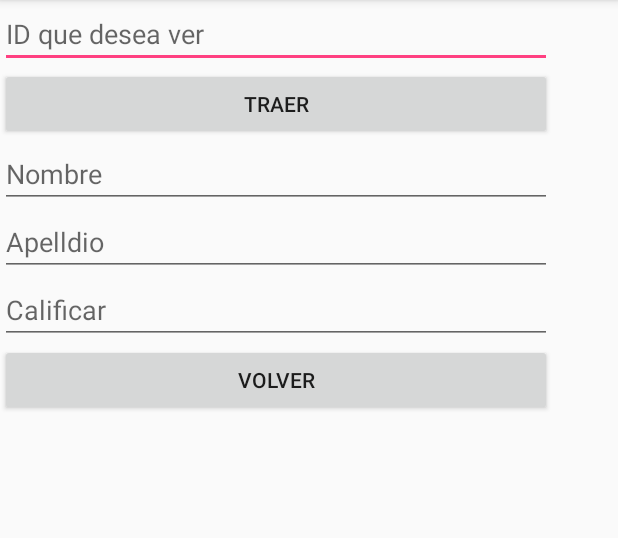
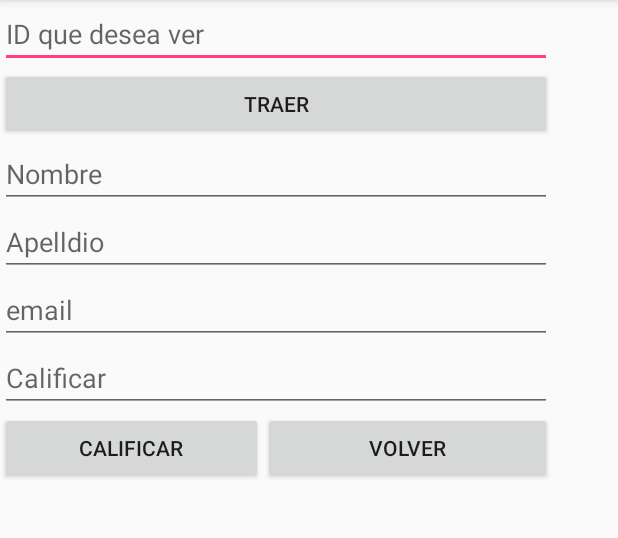
Before and after one commit to tatianEsponda/parcial, an Android app: the ActivityListaad screen opened directly, with no data from a screen before it, on a phone screen of 412 x 824 dp, the part 84-622 px from its top. Run offline under Robolectric (Android 15) with nearby library versions, the phone set to English and light mode, and no system bars; our stand-ins replace Firebase (no records; nobody signed in at launch, a user with empty details on screens opened directly).

Commit message:
Calificar

```diff
--- a/app/src/main/java/com/example/tatiana/parcial/ActivityListaad.java
+++ b/app/src/main/java/com/example/tatiana/parcial/ActivityListaad.java
@@ -12,8 +12,8 @@ import com.google.firebase.database.FirebaseDatabase;
 import com.google.firebase.database.ValueEventListener;
 
 public class ActivityListaad extends AppCompatActivity {
-    EditText Nomb,ape,iden;
-
+    EditText Nomb,ape,ema,iden,nota;
+     String dato="";
 
     @Override
     protected void onCreate(Bundle savedInstanceState) {
@@ -21,6 +21,9 @@ public class ActivityListaad extends AppCompatActivity {
         setContentView(R.layout.activity_listaad);
         Nomb=(EditText)findViewById(R.id.ediNomb);
         ape=(EditText)findViewById(R.id.ediape);
+        ema=(EditText)findViewById(R.id.ediemail);
+        nota=(EditText) findViewById(R.id.edinota); // obtenemos la nota
+
         iden=(EditText) findViewById(R.id.edidato);// obtenemos lo que hay en texto identificacion
 
     }
@@ -28,16 +31,19 @@ public class ActivityListaad extends AppCompatActivity {
 
 
     public void leer(View b){
-        String dato= iden.getText().toString().trim();  // lo que tenemos en  iden lo guardamos en dato es decir la identificacino
+         dato= iden.getText().toString().trim();  // lo que tenemos en  iden lo guardamos en dato es decir la identificacino
+
+
         FirebaseDatabase data =FirebaseDatabase.getInstance();
-        DatabaseReference myRef=data.getReference("Usuario").child(dato); //-Nos vamos a la referencia  usuario y la identificacion que  ingresamos
+        final DatabaseReference myRef=data.getReference("Usuario").child(dato); //-Nos vamos a la referencia  usuario y la identificacion que  ingresamos
 
         myRef.addValueEventListener(new ValueEventListener() {
             @Override
             public void onDataChange(DataSnapshot dataSnapshot) { // con ondata se muestra el resultado en casa de que es haga un cambio el automatimante nos lo envia modificado
                 Nomb.setText(dataSnapshot.child("Nombre").getValue().toString()); // en el texto nombre agregamos lo que haya en nombre de la identificacion ingresada
                 ape.setText(dataSnapshot.child("Apellido").getValue().toString());// igual pero con el apellido
-
+                ema.setText(dataSnapshot.child("Email").getValue().toString());//     ""   ""   "" email
+                nota.setText(dataSnapshot.child("Nota").getValue().toString());
             }
 
             @Override
@@ -47,4 +53,12 @@ public class ActivityListaad extends AppCompatActivity {
         });
     }
 
+    public void calificacion(View c){
+        String notas= nota.getText().toString().trim(); //  metemos la nota en un string not
+        FirebaseDatabase data =FirebaseDatabase.getInstance();
+        final DatabaseReference myRef=data.getReference("Usuario").child(dato); //-Nos vamos a la referencia  usuario y la identificacion que  ingresamos
+
+        myRef.child("Nota").setValue(notas);
+    }
+
 }
--- a/app/src/main/java/com/example/tatiana/parcial/Usuario.java
+++ b/app/src/main/java/com/example/tatiana/parcial/Usuario.java
@@ -2,14 +2,15 @@ package com.example.tatiana.parcial;
 
 
 public class Usuario {
-    public String Identificacion,Nombre,Apellido,Email,Tipo,Contraseña;
+    public String Identificacion,Nombre,Apellido,Email,Tipo,Contraseña,Nota;
 
-    public Usuario(String Identificaion,String Nombre,String Apellido,String Direccion,String Tipo,String Contraseña){
+    public Usuario(String Identificaion,String Nombre,String Apellido,String Direccion,String Tipo,String Contraseña,String Nota){
         this.Identificacion=Identificaion;
         this.Nombre=Nombre;
         this.Apellido=Apellido;
         this.Email=Direccion;
         this.Tipo=Tipo;
         this.Contraseña=Contraseña;
+        this.Nota=Nota;
     }
 }
--- a/app/src/main/res/layout/activity_listaad.xml
+++ b/app/src/main/res/layout/activity_listaad.xml
@@ -47,18 +47,41 @@
         android:inputType="textPersonName" />
 
     <EditText
-        android:id="@+id/editText"
+        android:id="@+id/ediemail"
+        android:layout_width="match_parent"
+        android:layout_height="wrap_content"
+        android:ems="10"
+        android:hint="email"
+        android:inputType="textPersonName" />
+
+    <EditText
+        android:id="@+id/edinota"
         android:layout_width="match_parent"
         android:layout_height="wrap_content"
         android:ems="10"
         android:hint="Calificar"
         android:inputType="textPersonName" />
 
-    <Button
-        android:id="@+id/button2"
+    <LinearLayout
         android:layout_width="match_parent"
-        android:layout_height="wrap_content"
-        android:text="Volver" />
+        android:layout_height="match_parent"
+        android:orientation="horizontal">
+
+        <Button
+            android:id="@+id/button4"
+            android:layout_width="175dp"
+            android:layout_height="wrap_content"
+            android:onClick="calificacion"
+            android:text="Calificar" />
+
+        <Button
+            android:id="@+id/button2"
+            android:layout_width="match_parent"
+            android:layout_height="wrap_content"
+            android:layout_weight="1"
+            android:text="Volver" />
+
+    </LinearLayout>
 
 </LinearLayout>
 
```
Also changed, not shown: app/src/main/java/com/example/tatiana/parcial/ActivityRegistro.java (+7 -2 lines).
